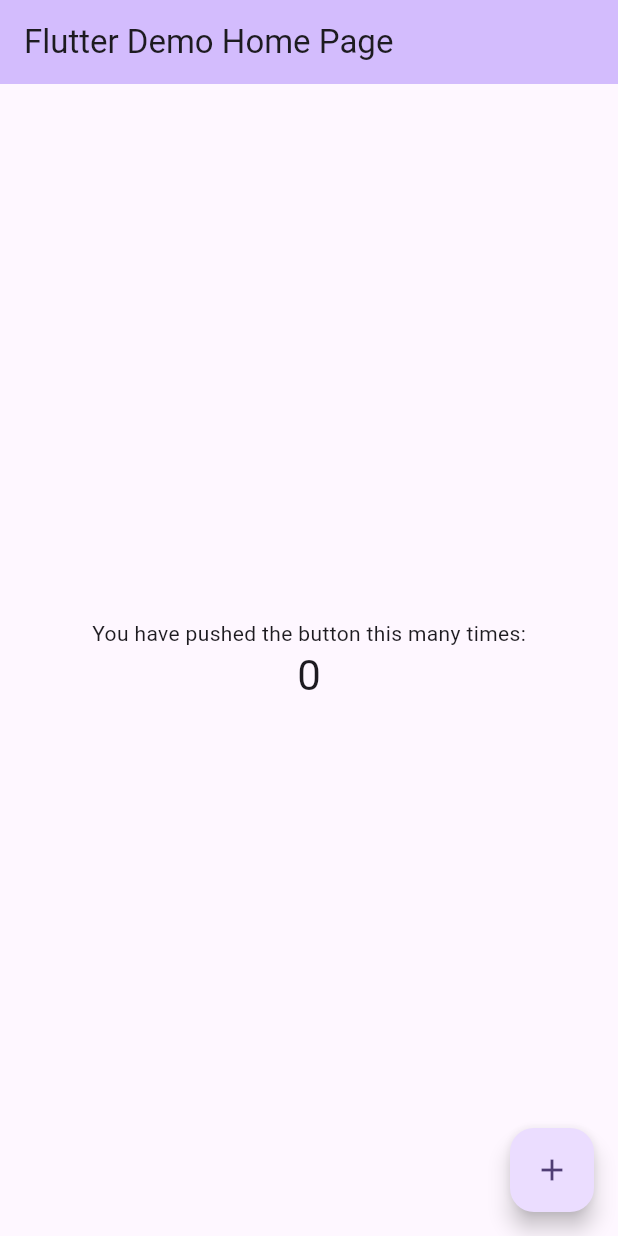
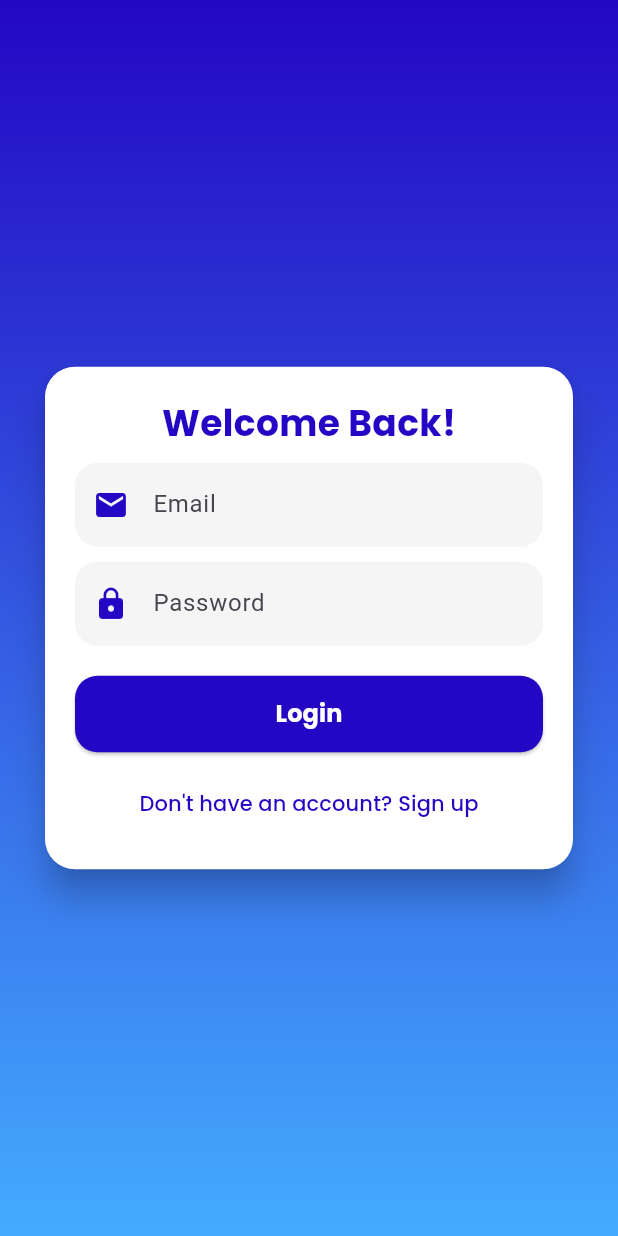
Before and after one commit to chalindu19/NOVALITH, a Flutter app: the screen it shows after launch, on a phone screen of 412 x 824 dp. Run offline on Flutter 3.47's test engine with Material 3 defaults, Android fonts, the phone set to English and light mode, and no system bars; our stand-ins replace google_fonts.

Commit message:
Create the login page

```diff
--- /dev/null
+++ b/Software/novalith/lib/Pages/loginpage.dart
@@ -0,0 +1,149 @@
+import 'package:flutter/material.dart';
+import 'package:google_fonts/google_fonts.dart';
+
+class LoginPage extends StatefulWidget {
+  const LoginPage({super.key});
+
+  @override
+  // ignore: library_private_types_in_public_api
+  _LoginPageState createState() => _LoginPageState();
+}
+
+class _LoginPageState extends State<LoginPage> with SingleTickerProviderStateMixin {
+  late AnimationController _controller;
+  late Animation<double> _animation;
+
+  @override
+  void initState() {
+    super.initState();
+    _controller = AnimationController(
+      vsync: this,
+      duration: const Duration(milliseconds: 500),
+    );
+    _animation = CurvedAnimation(parent: _controller, curve: Curves.easeInOut);
+    _controller.forward();
+  }
+
+  @override
+  void dispose() {
+    _controller.dispose();
+    super.dispose();
+  }
+
+  @override
+  Widget build(BuildContext context) {
+    return Scaffold(
+      body: Stack(
+        children: [
+          // Background Gradient
+          Container(
+            decoration:const BoxDecoration(
+              gradient: LinearGradient(
+                colors: [Color.fromARGB(255, 35, 7, 196), Color.fromARGB(255, 68, 171, 255)],
+                begin: Alignment.topCenter,
+                end: Alignment.bottomCenter,
+              ),
+            ),
+          ),
+
+          // Centered Login Form
+          Center(
+            child: ScaleTransition(
+              scale: _animation,
+              child: Card(
+                shape: RoundedRectangleBorder(
+                  borderRadius: BorderRadius.circular(20),
+                ),
+                elevation: 10,
+                color: Colors.white,
+                margin:const EdgeInsets.symmetric(horizontal: 30),
+                child: Padding(
+                  padding:const EdgeInsets.all(20),
+                  child: Column(
+                    mainAxisSize: MainAxisSize.min,
+                    children: [
+                      // Title
+                      Text(
+                        "Welcome Back!",
+                        style: GoogleFonts.poppins(
+                          fontSize: 24,
+                          fontWeight: FontWeight.bold,
+                          color: const Color.fromARGB(255, 35, 7, 196),
+                        ),
+                      ),
+                      const SizedBox(height: 10),
+
+                      // Email Input
+                      TextField(
+                        decoration: InputDecoration(
+                          prefixIcon: const Icon(Icons.email, color: Color.fromARGB(255, 35, 7, 196)),
+                          hintText: "Email",
+                          filled: true,
+                          fillColor: Colors.grey[100],
+                          border: OutlineInputBorder(
+                            borderRadius: BorderRadius.circular(15),
+                            borderSide: BorderSide.none,
+                          ),
+                        ),
+                      ),
+                      const SizedBox(height: 10),
+
+                      // Password Input
+                      TextField(
+                        obscureText: true,
+                        decoration: InputDecoration(
+                          prefixIcon: const Icon(Icons.lock, color: Color.fromARGB(255, 35, 7, 196)),
+                          hintText: "Password",
+                          filled: true,
+                          fillColor: Colors.grey[100],
+                          border: OutlineInputBorder(
+                            borderRadius: BorderRadius.circular(15),
+                            borderSide: BorderSide.none,
+                          ),
+                        ),
+                      ),
+                      const SizedBox(height: 20),
+
+                      // Login Button
+                      SizedBox(
+                        width: double.infinity,
+                        child: ElevatedButton(
+                          onPressed: () {
+                            //Navigator.push(context, MaterialPageRoute(builder: (context)=> const Homepage()));
+                          },
+                          style: ElevatedButton.styleFrom(
+                            padding: const EdgeInsets.symmetric(vertical: 14),
+                            backgroundColor: const Color.fromARGB(255, 35, 7, 196),
+                            shape: RoundedRectangleBorder(
+                              borderRadius: BorderRadius.circular(15),
+                            ),
+                          ),
+                          child: Text(
+                            "Login",
+                            style: GoogleFonts.poppins(fontSize: 16, fontWeight: FontWeight.bold, color: Colors.white),
+                          ),
+                        ),
+                      ),
+                      const SizedBox(height: 10),
+
+                      // Signup Link
+                      TextButton(
+                        onPressed: () {
+                          // Handle Signup Navigation
+                        },
+                        child: Text(
+                          "Don't have an account? Sign up",
+                          style: GoogleFonts.poppins(color: const Color.fromARGB(255, 35, 7, 196)),
+                        ),
+                      ),
+                    ],
+                  ),
+                ),
+              ),
+            ),
+          ),
+        ],
+      ),
+    );
+  }
+}
--- a/Software/novalith/lib/main.dart
+++ b/Software/novalith/lib/main.dart
@@ -1,125 +1,17 @@
 import 'package:flutter/material.dart';
+import 'package:novalith/Pages/loginpage.dart';
 
-void main() {
+void main(){
   runApp(const MyApp());
 }
-
 class MyApp extends StatelessWidget {
   const MyApp({super.key});
 
-  // This widget is the root of your application.
   @override
   Widget build(BuildContext context) {
-    return MaterialApp(
-      title: 'Flutter Demo',
-      theme: ThemeData(
-        // This is the theme of your application.
-        //
-        // TRY THIS: Try running your application with "flutter run". You'll see
-        // the application has a purple toolbar. Then, without quitting the app,
-        // try changing the seedColor in the colorScheme below to Colors.green
-        // and then invoke "hot reload" (save your changes or press the "hot
-        // reload" button in a Flutter-supported IDE, or press "r" if you used
-        // the command line to start the app).
-        //
-        // Notice that the counter didn't reset back to zero; the application
-        // state is not lost during the reload. To reset the state, use hot
-        // restart instead.
-        //
-        // This works for code too, not just values: Most code changes can be
-        // tested with just a hot reload.
-        colorScheme: ColorScheme.fromSeed(seedColor: Colors.deepPurple),
-        useMaterial3: true,
-      ),
-      home: const MyHomePage(title: 'Flutter Demo Home Page'),
+    return const MaterialApp(
+      debugShowCheckedModeBanner: false,
+      home: LoginPage(),
     );
   }
 }
-
-class MyHomePage extends StatefulWidget {
-  const MyHomePage({super.key, required this.title});
-
-  // This widget is the home page of your application. It is stateful, meaning
-  // that it has a State object (defined below) that contains fields that affect
-  // how it looks.
-
-  // This class is the configuration for the state. It holds the values (in this
-  // case the title) provided by the parent (in this case the App widget) and
-  // used by the build method of the State. Fields in a Widget subclass are
-  // always marked "final".
-
-  final String title;
-
-  @override
-  State<MyHomePage> createState() => _MyHomePageState();
-}
-
-class _MyHomePageState extends State<MyHomePage> {
-  int _counter = 0;
-
-  void _incrementCounter() {
-    setState(() {
-      // This call to setState tells the Flutter framework that something has
-      // changed in this State, which causes it to rerun the build method below
-      // so that the display can reflect the updated values. If we changed
-      // _counter without calling setState(), then the build method would not be
-      // called again, and so nothing would appear to happen.
-      _counter++;
-    });
-  }
-
-  @override
-  Widget build(BuildContext context) {
-    // This method is rerun every time setState is called, for instance as done
-    // by the _incrementCounter method above.
-    //
-    // The Flutter framework has been optimized to make rerunning build methods
-    // fast, so that you can just rebuild anything that needs updating rather
-    // than having to individually change instances of widgets.
-    return Scaffold(
-      appBar: AppBar(
-        // TRY THIS: Try changing the color here to a specific color (to
-        // Colors.amber, perhaps?) and trigger a hot reload to see the AppBar
-        // change color while the other colors stay the same.
-        backgroundColor: Theme.of(context).colorScheme.inversePrimary,
-        // Here we take the value from the MyHomePage object that was created by
-        // the App.build method, and use it to set our appbar title.
-        title: Text(widget.title),
-      ),
-      body: Center(
-        // Center is a layout widget. It takes a single child and positions it
-        // in the middle of the parent.
-        child: Column(
-          // Column is also a layout widget. It takes a list of children and
-          // arranges them vertically. By default, it sizes itself to fit its
-          // children horizontally, and tries to be as tall as its parent.
-          //
-          // Column has various properties to control how it sizes itself and
-          // how it positions its children. Here we use mainAxisAlignment to
-          // center the children vertically; the main axis here is the vertical
-          // axis because Columns are vertical (the cross axis would be
-          // horizontal).
-          //
-          // TRY THIS: Invoke "debug painting" (choose the "Toggle Debug Paint"
-          // action in the IDE, or press "p" in the console), to see the
-          // wireframe for each widget.
-          mainAxisAlignment: MainAxisAlignment.center,
-          children: <Widget>[
-            const Text(
-              'You have pushed the button this many times:',
-            ),
-            Text(
-              '$_counter',
-              style: Theme.of(context).textTheme.headlineMedium,
-            ),
-          ],
-        ),
-      ),
-      floatingActionButton: FloatingActionButton(
-        onPressed: _incrementCounter,
-        tooltip: 'Increment',
-        child: const Icon(Icons.add),
-      ), // This trailing comma makes auto-formatting nicer for build methods.
-    );
-  }
-}
--- a/Software/novalith/pubspec.yaml
+++ b/Software/novalith/pubspec.yaml
@@ -35,6 +35,7 @@ dependencies:
   # The following adds the Cupertino Icons font to your application.
   # Use with the CupertinoIcons class for iOS style icons.
   cupertino_icons: ^1.0.8
+  google_fonts: ^6.2.1
 
 dev_dependencies:
   flutter_test:
```
Also changed, not shown: Software/novalith/pubspec.lock, 1 other file.
